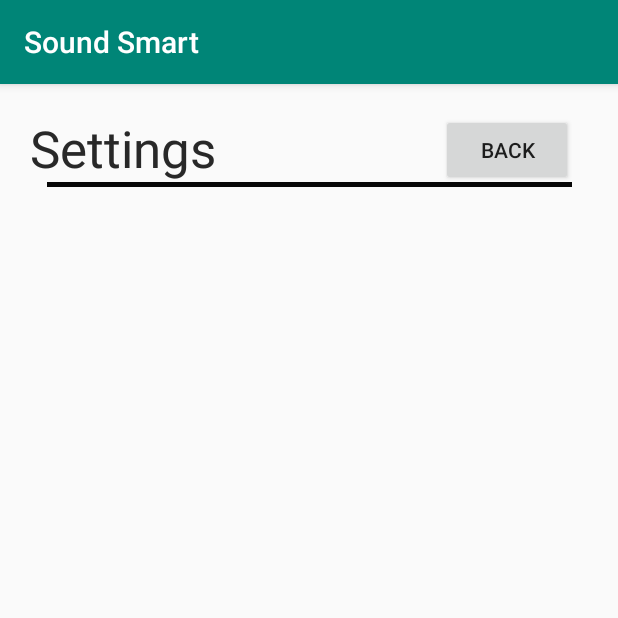
After one commit to apanpanpan/SmartVolume, an Android app: the SettingsActivity screen opened directly, with no data from a screen before it, on a phone screen of 412 x 824 dp, the top half of it. The commit adds this screen. Run offline under Robolectric (Android 15) with nearby library versions, the phone set to English and light mode, and no system bars.

Commit message:
added settings page and navigation buttons

```diff
--- a/app/src/main/AndroidManifest.xml
+++ b/app/src/main/AndroidManifest.xml
@@ -16,6 +16,8 @@
                 <category android:name="android.intent.category.LAUNCHER" />
             </intent-filter>
         </activity>
+
+        <activity android:name=".SettingsActivity"></activity>
     </application>
 
 </manifest>
--- a/app/src/main/java/com/example/soundsmart/MainActivity.java
+++ b/app/src/main/java/com/example/soundsmart/MainActivity.java
@@ -2,8 +2,10 @@ package com.example.soundsmart;
 import androidx.appcompat.app.AppCompatActivity;
 
 import android.content.Context;
+import android.content.Intent;
 import android.media.AudioManager;
 import android.os.Bundle;
+import android.view.View;
 import android.widget.SeekBar;
 import android.widget.TextView;
 
@@ -103,5 +105,10 @@ public class MainActivity extends AppCompatActivity {
 
     }
 
+    public void goToSettings(View view) {
+        Intent intent = new Intent(getApplicationContext(), SettingsActivity.class);
+        startActivity(intent);
+    }
+
 
 }
--- /dev/null
+++ b/app/src/main/java/com/example/soundsmart/SettingsActivity.java
@@ -0,0 +1,21 @@
+package com.example.soundsmart;
+
+import android.content.Intent;
+import android.os.Bundle;
+import android.view.View;
+
+import androidx.appcompat.app.AppCompatActivity;
+
+public class SettingsActivity extends AppCompatActivity {
+
+    @Override
+    protected void onCreate(Bundle savedInstanceState) {
+        super.onCreate(savedInstanceState);
+        setContentView(R.layout.activity_settings);
+    }
+
+    public void goBack(View view) {
+        Intent intent = new Intent(getApplicationContext(), MainActivity.class);
+        startActivity(intent);
+    }
+}
--- a/app/src/main/res/layout/activity_main.xml
+++ b/app/src/main/res/layout/activity_main.xml
@@ -119,6 +119,7 @@
         app:layout_constraintTop_toTopOf="parent" />
 
     <View
+        android:id="@+id/view2"
         android:layout_width="350dp"
         android:layout_height="3dp"
         android:background="#070707"
@@ -183,4 +184,18 @@
         app:layout_constraintStart_toStartOf="parent"
         app:layout_constraintTop_toBottomOf="@+id/divider4" />
 
+    <Button
+        android:id="@+id/settingsButton"
+        android:layout_width="wrap_content"
+        android:layout_height="wrap_content"
+        android:layout_marginStart="157dp"
+        android:layout_marginLeft="157dp"
+        android:layout_marginEnd="30dp"
+        android:layout_marginRight="30dp"
+        android:onClick="goToSettings"
+        android:text="Settings"
+        app:layout_constraintBottom_toTopOf="@+id/view2"
+        app:layout_constraintEnd_toEndOf="parent"
+        app:layout_constraintStart_toEndOf="@+id/volumeHeader2" />
+
 </androidx.constraintlayout.widget.ConstraintLayout>
--- /dev/null
+++ b/app/src/main/res/layout/activity_settings.xml
@@ -0,0 +1,61 @@
+<?xml version="1.0" encoding="utf-8"?>
+<androidx.constraintlayout.widget.ConstraintLayout xmlns:android="http://schemas.android.com/apk/res/android"
+    xmlns:app="http://schemas.android.com/apk/res-auto"
+    xmlns:tools="http://schemas.android.com/tools"
+    android:id="@+id/presetRecycler"
+    android:layout_width="match_parent"
+    android:layout_height="match_parent"
+    android:visibility="visible"
+    tools:context=".SettingsActivity">
+
+    <TextView
+        android:id="@+id/settingsHeader2"
+        android:layout_width="wrap_content"
+        android:layout_height="wrap_content"
+        android:layout_marginStart="20dp"
+        android:layout_marginLeft="20dp"
+        android:layout_marginTop="20dp"
+        android:text="Settings"
+        android:textAppearance="@style/TextAppearance.AppCompat.Display1"
+        app:layout_constraintStart_toStartOf="parent"
+        app:layout_constraintTop_toTopOf="parent" />
+
+    <TextView
+        android:id="@+id/settingHeader"
+        android:layout_width="wrap_content"
+        android:layout_height="wrap_content"
+        android:layout_marginStart="20dp"
+        android:layout_marginLeft="20dp"
+        android:layout_marginTop="20dp"
+        android:text="Settings"
+        android:textAppearance="@style/TextAppearance.AppCompat.Display1"
+        app:layout_constraintStart_toStartOf="parent"
+        app:layout_constraintTop_toTopOf="parent" />
+
+    <View
+        android:id="@+id/view2"
+        android:layout_width="350dp"
+        android:layout_height="3dp"
+        android:background="#070707"
+        app:layout_constraintEnd_toEndOf="parent"
+        app:layout_constraintStart_toStartOf="parent"
+        app:layout_constraintTop_toBottomOf="@+id/settingHeader"
+        tools:visibility="visible" />
+
+    <Button
+        android:id="@+id/settingsButton"
+        android:layout_width="wrap_content"
+        android:layout_height="wrap_content"
+        android:layout_marginStart="157dp"
+        android:layout_marginLeft="157dp"
+        android:layout_marginTop="20dp"
+        android:layout_marginEnd="30dp"
+        android:layout_marginRight="30dp"
+        android:onClick="goBack"
+        android:text="Back"
+        app:layout_constraintEnd_toEndOf="parent"
+        app:layout_constraintHorizontal_bias="1.0"
+        app:layout_constraintStart_toEndOf="@+id/settingsHeader2"
+        app:layout_constraintTop_toTopOf="parent" />
+
+</androidx.constraintlayout.widget.ConstraintLayout>
```
